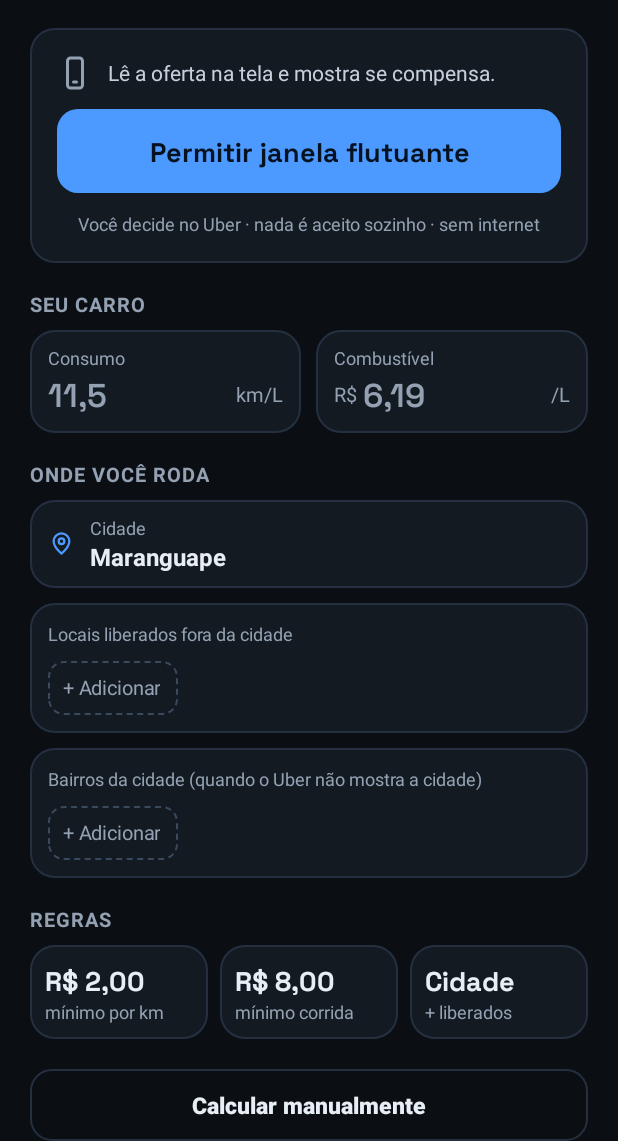
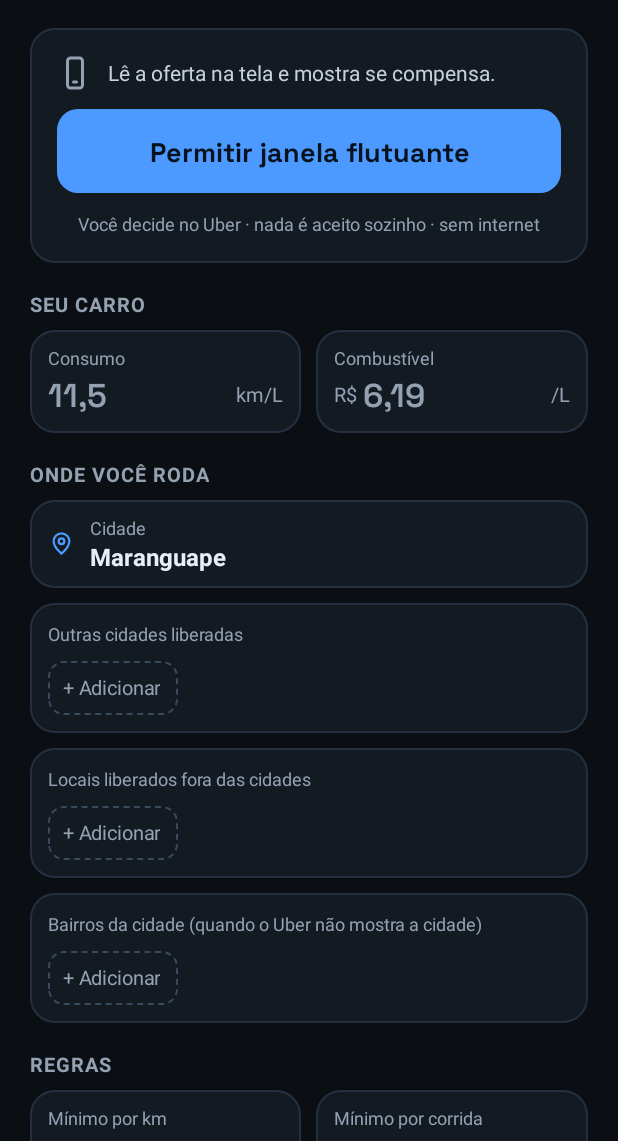
Before and after one commit to EriclesAlves13/smart-driver, an Android app: the screen it shows after launch (MainActivity), on a phone screen of 412 x 824 dp, the part 95-1236 px from its top. Run offline under Robolectric (Android 15) with nearby library versions, the phone set to English and light mode, and no system bars.

Commit message:
Regras editáveis: mínimo por km, mínimo por corrida e outras cidades liberadas
Co-Authored-By: Claude Opus 5.5 <noreply@anthropic.com>
Claude-Session: https://claude.ai/code/session_01X51eTAQxKwa29ki7MwfnQh

```diff
--- a/app/src/main/java/com/smartdriver/calc/Calculator.java
+++ b/app/src/main/java/com/smartdriver/calc/Calculator.java
@@ -41,7 +41,7 @@ public final class Calculator {
         if (o.price != null && o.price < r.minPerTrip)
             res.reasons.add(String.format(BR, "Valor R$ %.2f — abaixo de R$ %.2f", o.price, r.minPerTrip));
         if (o.destination == Offer.Destination.OUTSIDE)
-            res.reasons.add("Destino fora de " + r.city
+            res.reasons.add("Destino fora de " + r.citiesLabel()
                     + (r.allowedPlaces.length > 0 ? " e não é local liberado" : ""));
         if (res.profit != null && res.profit <= 0)
             res.reasons.add("Sem lucro após o combustível");
--- a/app/src/main/java/com/smartdriver/calc/MainActivity.java
+++ b/app/src/main/java/com/smartdriver/calc/MainActivity.java
@@ -26,11 +26,11 @@ public class MainActivity extends Activity {
     private static final int REQ_CAPTURE = 10;
     private static final String UBER_DRIVER = "com.ubercab.driver";
 
-    private EditText kmL, fuel, city;
-    private FlowLayout placesView, hoodsView;
+    private EditText kmL, fuel, city, minKm, minTrip;
+    private FlowLayout citiesView, placesView, hoodsView;
     private TextView pill;
     private Button btnMain;
-    private List<String> places, hoods;
+    private List<String> cities, places, hoods;
 
     @Override
     protected void onCreate(Bundle b) {
@@ -39,6 +39,9 @@ public class MainActivity extends Activity {
         kmL = findViewById(R.id.kmL);
         fuel = findViewById(R.id.fuel);
         city = findViewById(R.id.city);
+        minKm = findViewById(R.id.minKm);
+        minTrip = findViewById(R.id.minTrip);
+        citiesView = findViewById(R.id.cities);
         placesView = findViewById(R.id.places);
         hoodsView = findViewById(R.id.hoods);
         pill = findViewById(R.id.pill);
@@ -48,8 +51,12 @@ public class MainActivity extends Activity {
         if (r.kmPerLiter > 0) kmL.setText(Render.num(r.kmPerLiter));
         if (r.fuelPrice > 0) fuel.setText(Render.dec2(r.fuelPrice));
         city.setText(Prefs.city(this));
+        minKm.setText(Render.dec2(r.minPerKm));
+        minTrip.setText(Render.dec2(r.minPerTrip));
+        cities = Prefs.split(Prefs.allowedCities(this));
         places = Prefs.split(Prefs.allowedPlaces(this));
         hoods = Prefs.split(Prefs.insideExtra(this));
+        renderChips(citiesView, cities, "Nova cidade liberada", "ex: Maracanaú");
         renderChips(placesView, places, "Novo local liberado", "ex: Shopping Maracanaú");
         renderChips(hoodsView, hoods, "Novo bairro", "ex: Novo Maranguape");
 
@@ -137,7 +144,7 @@ public class MainActivity extends Activity {
                     .setMessage("Remover “" + item + "”?")
                     .setPositiveButton("Remover", (dl, w) -> {
                         list.remove(item);
-                        Prefs.saveLists(this, hoods, places);
+                        Prefs.saveLists(this, cities, hoods, places);
                         renderChips(box, list, title, hint);
                     })
                     .setNegativeButton("Cancelar", null)
@@ -162,7 +169,7 @@ public class MainActivity extends Activity {
                         String s = in.getText().toString().replace(",", " ").trim();
                         if (!s.isEmpty() && !list.contains(s)) {
                             list.add(s);
-                            Prefs.saveLists(this, hoods, places);
+                            Prefs.saveLists(this, cities, hoods, places);
                             renderChips(box, list, title, hint);
                         }
                     })
@@ -192,6 +199,9 @@ public class MainActivity extends Activity {
         Rules cur = Prefs.load(this);
         Prefs.save(this, ok ? k.floatValue() : (float) cur.kmPerLiter, ok ? f.floatValue() : (float) cur.fuelPrice,
                 city.getText().toString(), String.join("\n", hoods), String.join("\n", places));
+        Double mk = parse(minKm), mt = parse(minTrip);
+        Prefs.saveLimits(this, mk != null && mk >= 0 ? mk.floatValue() : 2.00f,
+                mt != null && mt >= 0 ? mt.floatValue() : 8.00f);
         if (!ok && warn) {
             Toast.makeText(this, "Preencha consumo (km/L) e preço do combustível.", Toast.LENGTH_LONG).show();
         }
--- a/app/src/main/java/com/smartdriver/calc/Prefs.java
+++ b/app/src/main/java/com/smartdriver/calc/Prefs.java
@@ -22,7 +22,10 @@ public final class Prefs {
         r.minPerKm = p.getFloat("minPerKm", 2.00f);
         r.minPerTrip = p.getFloat("minPerTrip", 8.00f);
         r.city = city(c);
+        List<String> cities = split(p.getString("allowedCities", ""));
+        r.extraCities = cities.toArray(new String[0]);
         List<String> inside = split(p.getString("insideWords", ""));
+        inside.addAll(0, cities);
         inside.add(0, r.city);
         r.insideWords = inside.toArray(new String[0]);
         r.allowedPlaces = split(p.getString("allowedPlaces", "")).toArray(new String[0]);
@@ -42,6 +45,17 @@ public final class Prefs {
         return sp(c).getString("allowedPlaces", "");
     }
 
+    public static String allowedCities(Context c) {
+        return sp(c).getString("allowedCities", "");
+    }
+
+    public static void saveLimits(Context c, float minPerKm, float minPerTrip) {
+        sp(c).edit()
+                .putFloat("minPerKm", minPerKm)
+                .putFloat("minPerTrip", minPerTrip)
+                .apply();
+    }
+
     public static void save(Context c, float kmPerLiter, float fuelPrice, String city,
                             String insideExtra, String allowedPlaces) {
         sp(c).edit()
@@ -53,8 +67,9 @@ public final class Prefs {
                 .apply();
     }
 
-    public static void saveLists(Context c, List<String> hoods, List<String> places) {
+    public static void saveLists(Context c, List<String> cities, List<String> hoods, List<String> places) {
         sp(c).edit()
+                .putString("allowedCities", String.join("\n", cities))
                 .putString("insideWords", String.join("\n", hoods))
                 .putString("allowedPlaces", String.join("\n", places))
                 .apply();
--- a/app/src/main/java/com/smartdriver/calc/Rules.java
+++ b/app/src/main/java/com/smartdriver/calc/Rules.java
@@ -8,6 +8,8 @@ public class Rules {
     public double fuelPrice;       // preco do litro (R$)
     /** cidade onde o motorista quer rodar */
     public String city = "Maranguape";
+    /** outras cidades onde o motorista tambem aceita corridas (ex: "Maracanau") */
+    public String[] extraCities = {};
     /** palavras que indicam destino na cidade (nome da cidade, bairros) */
     public String[] insideWords = {"maranguape"};
     /** locais FORA da cidade que o motorista aceita (ex: "Shopping Maracanau") */
@@ -18,6 +20,13 @@ public class Rules {
             "pentecoste", "guaiuba", "aquiraz", "eusebio", "itaitinga", "horizonte"
     };
 
+    /** "Maranguape" ou "Maranguape, Maracanaú" */
+    public String citiesLabel() {
+        StringBuilder sb = new StringBuilder(city);
+        for (String c : extraCities) sb.append(", ").append(c);
+        return sb.toString();
+    }
+
     public boolean fuelConfigured() {
         return kmPerLiter > 0 && fuelPrice > 0;
     }
--- a/app/src/main/res/layout/activity_main.xml
+++ b/app/src/main/res/layout/activity_main.xml
@@ -179,7 +179,22 @@
             android:background="@drawable/bg_card"
             android:orientation="vertical"
             android:padding="12dp">
-            <TextView style="@style/Label" android:layout_width="wrap_content" android:layout_height="wrap_content" android:text="Locais liberados fora da cidade" />
+            <TextView style="@style/Label" android:layout_width="wrap_content" android:layout_height="wrap_content" android:text="Outras cidades liberadas" />
+            <com.smartdriver.calc.FlowLayout
+                android:id="@+id/cities"
+                android:layout_width="match_parent"
+                android:layout_height="wrap_content"
+                android:layout_marginTop="10dp" />
+        </LinearLayout>
+
+        <LinearLayout
+            android:layout_width="match_parent"
+            android:layout_height="wrap_content"
+            android:layout_marginTop="10dp"
+            android:background="@drawable/bg_card"
+            android:orientation="vertical"
+            android:padding="12dp">
+            <TextView style="@style/Label" android:layout_width="wrap_content" android:layout_height="wrap_content" android:text="Locais liberados fora das cidades" />
             <com.smartdriver.calc.FlowLayout
                 android:id="@+id/places"
                 android:layout_width="match_parent"
@@ -202,25 +217,54 @@
                 android:layout_marginTop="10dp" />
         </LinearLayout>
 
-        <!-- regras -->
+        <!-- regras (editaveis) -->
         <TextView style="@style/Section" android:layout_width="wrap_content" android:layout_height="wrap_content" android:text="Regras" />
         <LinearLayout
             android:layout_width="match_parent"
             android:layout_height="wrap_content"
             android:orientation="horizontal">
-            <LinearLayout style="@style/TileBox" android:layout_marginEnd="8dp" android:background="@drawable/bg_card" android:padding="10dp">
-                <TextView style="@style/Num" android:layout_width="wrap_content" android:layout_height="wrap_content" android:fontFamily="@font/sg_700" android:text="R$ 2,00" android:textSize="18sp" />
-                <TextView style="@style/Label" android:layout_width="wrap_content" android:layout_height="wrap_content" android:text="mínimo por km" />
+            <LinearLayout
+                android:layout_width="0dp"
+                android:layout_height="wrap_content"
+                android:layout_marginEnd="10dp"
+                android:layout_weight="1"
+                android:background="@drawable/bg_card"
+                android:orientation="vertical"
+                android:paddingStart="12dp"
+                android:paddingTop="10dp"
+                android:paddingEnd="12dp"
+                android:paddingBottom="10dp">
+                <TextView style="@style/Label" android:layout_width="wrap_content" android:layout_height="wrap_content" android:labelFor="@id/minKm" android:text="Mínimo por km" />
+                <LinearLayout android:layout_width="match_parent" android:layout_height="wrap_content" android:gravity="bottom" android:orientation="horizontal">
+                    <TextView android:layout_width="wrap_content" android:layout_height="wrap_content" android:layout_marginEnd="4dp" android:layout_marginBottom="3dp" android:text="R$" android:textColor="@color/muted" android:textSize="13sp" />
+                    <EditText android:id="@+id/minKm" style="@style/Input" android:layout_width="0dp" android:layout_height="wrap_content" android:layout_weight="1" android:hint="2,00" android:importantForAutofill="no" />
+                    <TextView android:layout_width="wrap_content" android:layout_height="wrap_content" android:layout_marginBottom="3dp" android:text="/km" android:textColor="@color/muted" android:textSize="13sp" />
+                </LinearLayout>
             </LinearLayout>
-            <LinearLayout style="@style/TileBox" android:layout_marginEnd="8dp" android:background="@drawable/bg_card" android:padding="10dp">
-                <TextView style="@style/Num" android:layout_width="wrap_content" android:layout_height="wrap_content" android:fontFamily="@font/sg_700" android:text="R$ 8,00" android:textSize="18sp" />
-                <TextView style="@style/Label" android:layout_width="wrap_content" android:layout_height="wrap_content" android:text="mínimo corrida" />
-            </LinearLayout>
-            <LinearLayout style="@style/TileBox" android:background="@drawable/bg_card" android:padding="10dp">
-                <TextView style="@style/Num" android:layout_width="wrap_content" android:layout_height="wrap_content" android:fontFamily="@font/sg_700" android:text="Cidade" android:textSize="18sp" />
-                <TextView style="@style/Label" android:layout_width="wrap_content" android:layout_height="wrap_content" android:text="+ liberados" />
+            <LinearLayout
+                android:layout_width="0dp"
+                android:layout_height="wrap_content"
+                android:layout_weight="1"
+                android:background="@drawable/bg_card"
+                android:orientation="vertical"
+                android:paddingStart="12dp"
+                android:paddingTop="10dp"
+                android:paddingEnd="12dp"
+                android:paddingBottom="10dp">
+                <TextView style="@style/Label" android:layout_width="wrap_content" android:layout_height="wrap_content" android:labelFor="@id/minTrip" android:text="Mínimo por corrida" />
+                <LinearLayout android:layout_width="match_parent" android:layout_height="wrap_content" android:gravity="bottom" android:orientation="horizontal">
+                    <TextView android:layout_width="wrap_content" android:layout_height="wrap_content" android:layout_marginEnd="4dp" android:layout_marginBottom="3dp" android:text="R$" android:textColor="@color/muted" android:textSize="13sp" />
+                    <EditText android:id="@+id/minTrip" style="@style/Input" android:layout_width="0dp" android:layout_height="wrap_content" android:layout_weight="1" android:hint="8,00" android:importantForAutofill="no" />
+                    <TextView android:layout_width="wrap_content" android:layout_height="wrap_content" android:layout_marginBottom="3dp" android:text="" android:textColor="@color/muted" android:textSize="13sp" />
+                </LinearLayout>
             </LinearLayout>
         </LinearLayout>
+        <TextView
+            style="@style/Label"
+            android:layout_width="match_parent"
+            android:layout_height="wrap_content"
+            android:layout_marginTop="8dp"
+            android:text="Destino: só nas cidades e locais liberados acima. Deixe em branco para usar o padrão." />
 
         <Button
             android:id="@+id/btnManual"
```
Also changed, not shown: 3 other files.
